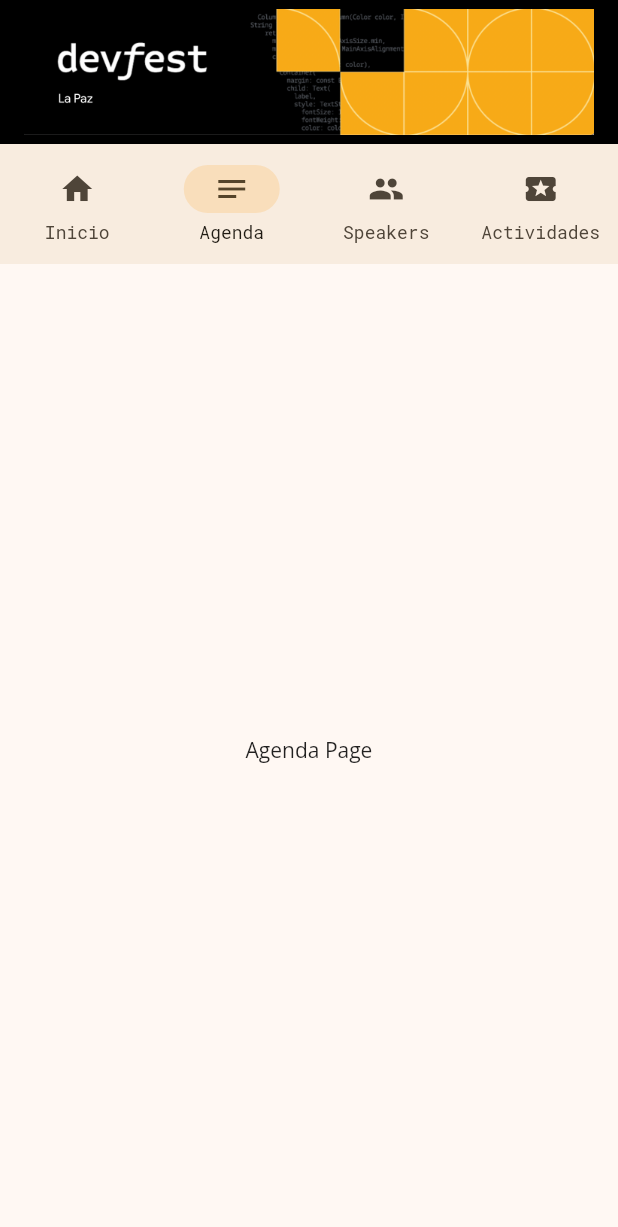
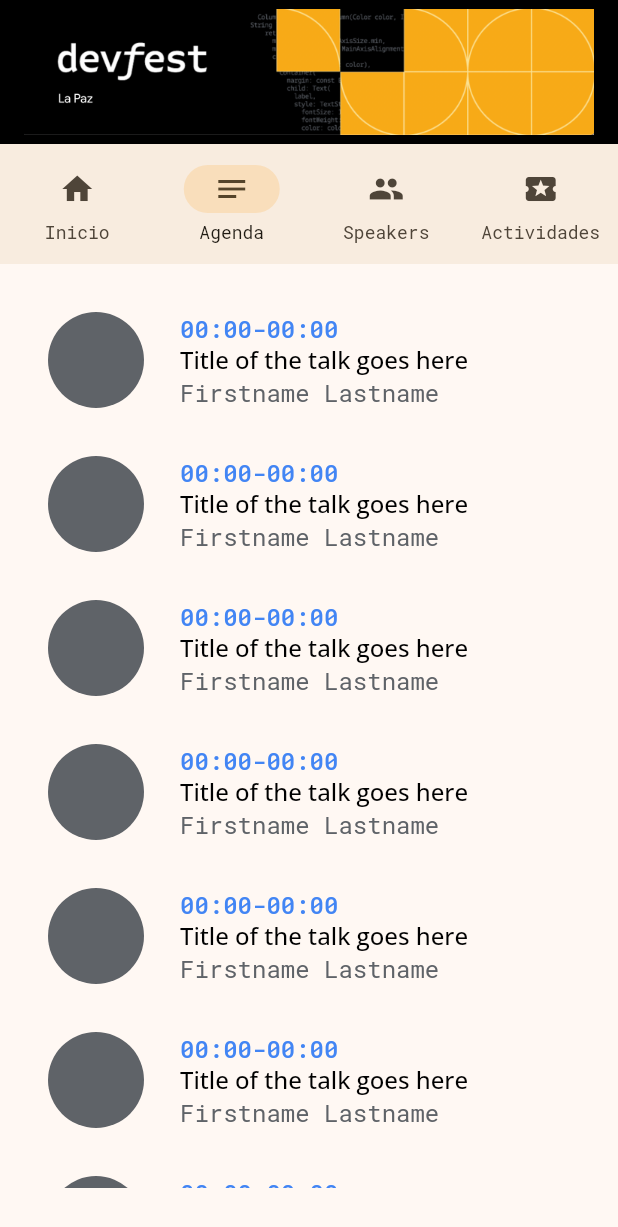
Before and after one commit to driosn/devfest_lapaz_23, a Flutter app: the screen it shows after launch, item 2 of the bottom bar chosen, on a phone screen of 412 x 824 dp. Shown: the top 1227 px of the screen. Run offline on Flutter 3.47's test engine with Material 2 defaults, Android fonts, the phone set to English and light mode, and no system bars; our stand-ins replace google_fonts.

Commit message:
Finished talk card design

```diff
--- /dev/null
+++ b/lib/features/agenda/data/models/talk.dart
@@ -0,0 +1,15 @@
+class Talk {
+  const Talk({
+    required this.startHour,
+    required this.finishHour,
+    required this.title,
+    required this.fullName,
+    required this.desription,
+  });
+
+  final String startHour;
+  final String finishHour;
+  final String title;
+  final String fullName;
+  final String desription;
+}
--- /dev/null
+++ b/lib/features/agenda/data/talks.dart
@@ -0,0 +1,11 @@
+import 'package:devfest23/features/agenda/data/models/talk.dart';
+
+final talks = <Talk>[
+  const Talk(
+    startHour: '00:00',
+    finishHour: '00:00',
+    title: 'Title of the talk goes here',
+    fullName: 'Firstname Lastname',
+    desription: 'Description of the talk',
+  ),
+];
--- /dev/null
+++ b/lib/features/agenda/presentation/_widgets/talk_card.dart
@@ -0,0 +1,57 @@
+import 'dart:math';
+
+import 'package:devfest23/shared/style/devfest23_colors.dart';
+import 'package:flutter/material.dart';
+
+import '../../data/models/talk.dart';
+
+class TalkCard extends StatelessWidget {
+  const TalkCard({
+    required this.talk,
+    super.key,
+  });
+
+  final Talk talk;
+
+  @override
+  Widget build(BuildContext context) {
+    return Row(
+      children: [
+        const CircleAvatar(
+          radius: 32,
+          backgroundColor: DevFest23Colors.neutralGrey,
+        ),
+        const SizedBox(
+          width: 24,
+        ),
+        Column(
+          crossAxisAlignment: CrossAxisAlignment.start,
+          children: [
+            Text(
+              '${talk.startHour}-${talk.finishHour}',
+              style: Theme.of(context).textTheme.labelLarge!.copyWith(
+                    color: DevFest23Colors.primaries[
+                        Random().nextInt(DevFest23Colors.primaries.length)],
+                    fontSize: 16,
+                  ),
+            ),
+            Text(
+              talk.title,
+              style: Theme.of(context).textTheme.titleLarge!.copyWith(
+                    color: DevFest23Colors.neutralBlack,
+                    fontSize: 16,
+                  ),
+            ),
+            Text(
+              talk.fullName,
+              style: Theme.of(context).textTheme.labelMedium!.copyWith(
+                    color: DevFest23Colors.neutralGrey,
+                    fontSize: 16,
+                  ),
+            ),
+          ],
+        ),
+      ],
+    );
+  }
+}
--- a/lib/features/agenda/presentation/agenda_page.dart
+++ b/lib/features/agenda/presentation/agenda_page.dart
@@ -1,4 +1,7 @@
+import 'package:devfest23/features/agenda/presentation/_widgets/talk_card.dart';
 import 'package:flutter/material.dart';
+
+import '../data/talks.dart';
 
 class AgendaPage extends StatelessWidget {
   const AgendaPage({super.key});
@@ -6,9 +9,18 @@
   @override
   Widget build(BuildContext context) {
     return Scaffold(
-      body: Center(
-        child: Text(
-          'Agenda Page',
+      body: Padding(
+        padding: const EdgeInsets.all(32),
+        child: ListView.separated(
+          itemCount: 100,
+          separatorBuilder: (context, index) => const SizedBox(
+            height: 32,
+          ),
+          itemBuilder: (context, index) {
+            return TalkCard(
+              talk: talks.first,
+            );
+          },
         ),
       ),
     );
--- a/lib/shared/style/devfest23_colors.dart
+++ b/lib/shared/style/devfest23_colors.dart
@@ -8,6 +8,12 @@
   static const green = Color(0xff34a853);
   static const yellow = Color(0xfff9ab00);
   static const red = Color(0xffea4335);
+  static const primaries = [
+    blue,
+    green,
+    yellow,
+    red,
+  ];
 
   //
   // Light
```
